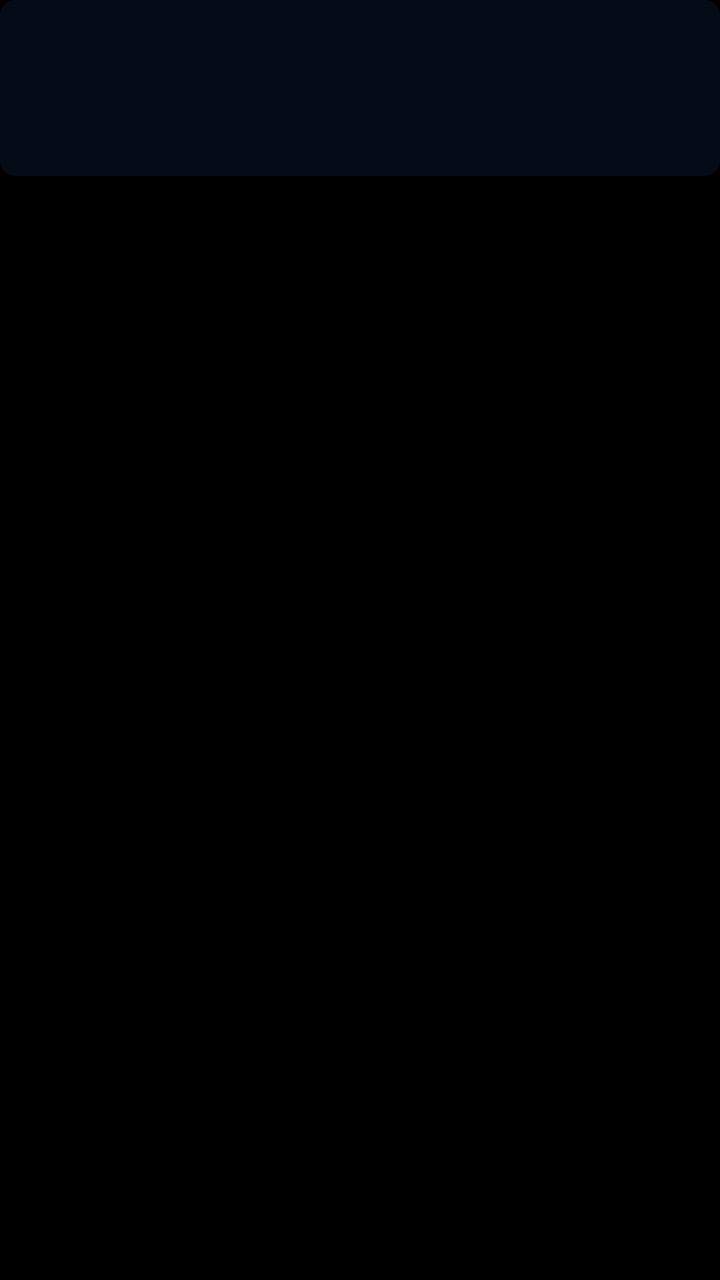
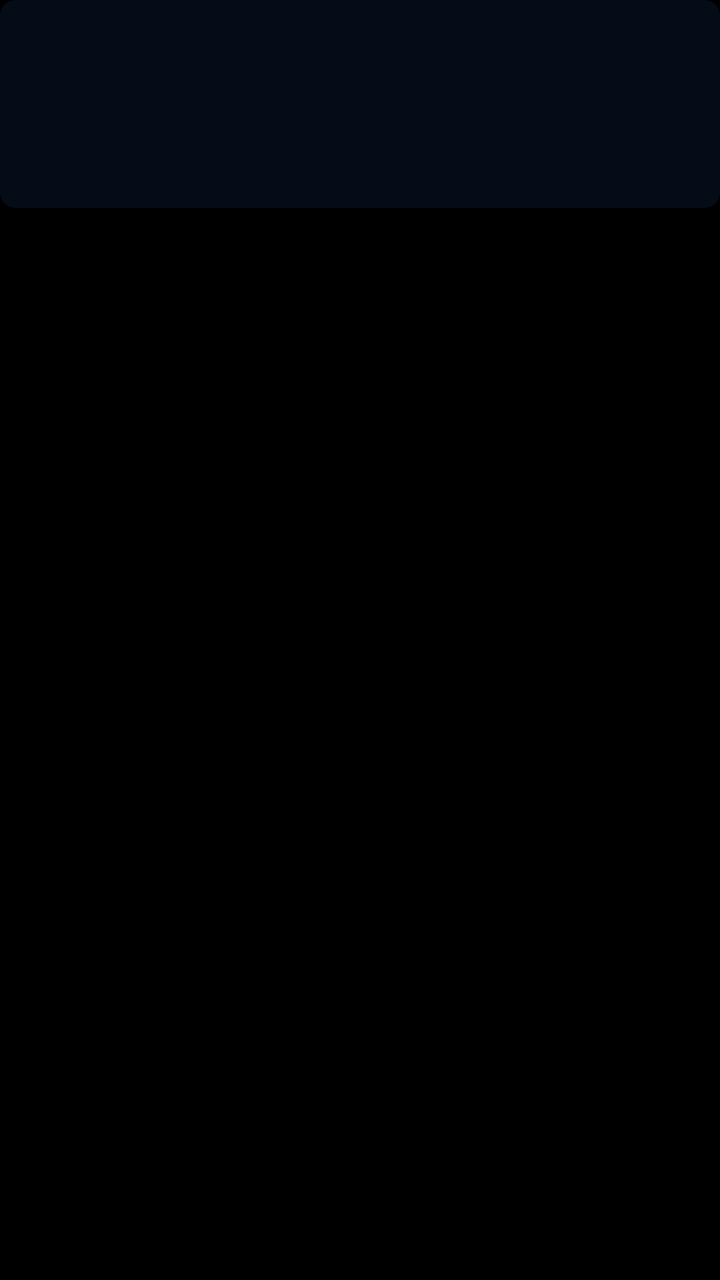

An Android layout rendered at two revisions. The XML below is the earlier revision; the diff shows what the commit changed to produce the second picture.
<!-- AndroidManifest.xml: application theme Theme.TVLive.NoTitle -->
<!-- res/layout/item_ott_channel.xml -->
<?xml version="1.0" encoding="utf-8"?>
<LinearLayout xmlns:android="http://schemas.android.com/apk/res/android"
    android:layout_width="match_parent"
    android:layout_height="wrap_content"
    android:clipChildren="false"
    android:clipToPadding="false"
    android:orientation="vertical">

    
    <FrameLayout
        android:id="@+id/fl_ott_item_poster"
        android:layout_width="match_parent"
        android:layout_height="88dp"
        android:background="@drawable/ott_channel_item_bg"
        android:clickable="false"
        android:focusable="false">

        <ImageView
            android:id="@+id/iv_ott_item_logo"
            android:layout_width="match_parent"
            android:layout_height="match_parent"
            android:contentDescription="@null"
            android:scaleType="centerCrop" />
    </FrameLayout>

    
    <TextView
        android:id="@+id/tv_ott_item_name"
        android:layout_width="match_parent"
        android:layout_height="wrap_content"
        android:layout_marginTop="6dp"
        android:ellipsize="marquee"
        android:gravity="center"
        android:singleLine="true"
        android:textColor="#FFFFFFFF"
        android:textSize="13sp" />
</LinearLayout>
<!-- resources referenced by this layout -->
<resources>
  <!-- drawable ott_channel_item_bg (drawable) -->
  <?xml version="1.0" encoding="utf-8"?>
  <selector xmlns:android="http://schemas.android.com/apk/res/android">
      <item android:state_focused="true">
          <shape android:shape="rectangle">
              <solid android:color="#CC12406E" />
              <stroke android:width="2dp" android:color="#FF3AA0FF" />
              <corners android:radius="8dp" />
          </shape>
      </item>
      <item android:state_selected="true">
          <shape android:shape="rectangle">
              <solid android:color="#CC12406E" />
              <stroke android:width="2dp" android:color="#FF3AA0FF" />
              <corners android:radius="8dp" />
          </shape>
      </item>
      <item android:state_pressed="true">
          <shape android:shape="rectangle">
              <solid android:color="#CC12406E" />
              <stroke android:width="2dp" android:color="#FF3AA0FF" />
              <corners android:radius="8dp" />
          </shape>
      </item>
      <item>
          <shape android:shape="rectangle">
              <solid android:color="#660E1E3C" />
              
              <corners android:radius="8dp" />
          </shape>
      </item>
  </selector>
  <style name="Theme.TVLive.NoTitle" parent="Theme.TVLive">
          <item name="windowActionBar">false</item>
          <item name="windowNoTitle">true</item>
          <item name="android:windowFullscreen">true</item>
          <item name="android:windowContentOverlay">@null</item>
          <item name="android:fitsSystemWindows">false</item>
          <item name="android:windowBackground">@android:color/black</item>
          <item name="android:windowDisablePreview">true</item>
      </style>
  <style name="Theme.TVLive" parent="Theme.AppCompat.Light.NoActionBar" />
</resources>

<!-- the commit's change to res/layout/item_ott_channel.xml (unified diff, before → after) -->
@@ -1,4 +1,5 @@
 <?xml version="1.0" encoding="utf-8"?>
+
 <LinearLayout xmlns:android="http://schemas.android.com/apk/res/android"
     android:layout_width="match_parent"
     android:layout_height="wrap_content"
@@ -10,7 +11,7 @@
     <FrameLayout
         android:id="@+id/fl_ott_item_poster"
         android:layout_width="match_parent"
-        android:layout_height="88dp"
+        android:layout_height="104dp"
         android:background="@drawable/ott_channel_item_bg"
         android:clickable="false"
         android:focusable="false">
<!-- resource entries referenced after the edit -->
@@ -2,25 +2,24 @@
 <resources>
   <!-- drawable ott_channel_item_bg (drawable) -->
   <?xml version="1.0" encoding="utf-8"?>
+  
   <selector xmlns:android="http://schemas.android.com/apk/res/android">
       <item android:state_focused="true">
           <shape android:shape="rectangle">
               <solid android:color="#CC12406E" />
-              <stroke android:width="2dp" android:color="#FF3AA0FF" />
+              
               <corners android:radius="8dp" />
           </shape>
       </item>
       <item android:state_selected="true">
           <shape android:shape="rectangle">
               <solid android:color="#CC12406E" />
-              <stroke android:width="2dp" android:color="#FF3AA0FF" />
               <corners android:radius="8dp" />
           </shape>
       </item>
       <item android:state_pressed="true">
           <shape android:shape="rectangle">
               <solid android:color="#CC12406E" />
-              <stroke android:width="2dp" android:color="#FF3AA0FF" />
               <corners android:radius="8dp" />
           </shape>
       </item>
